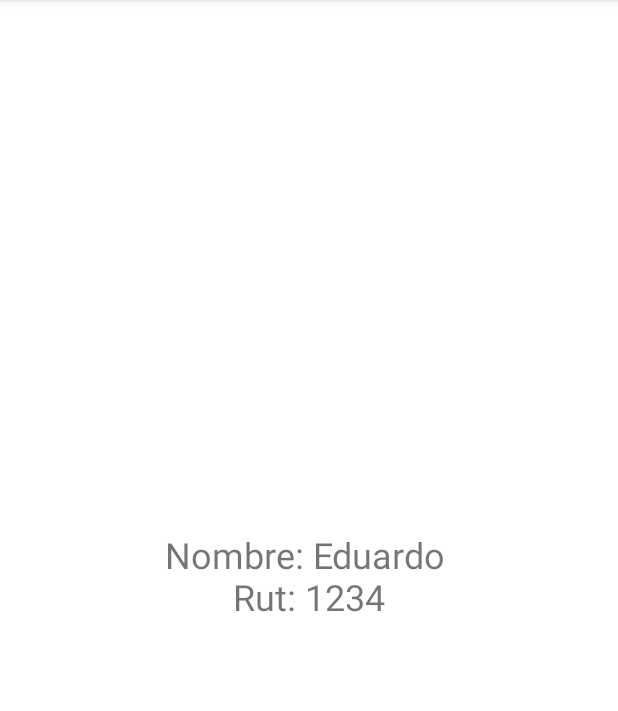
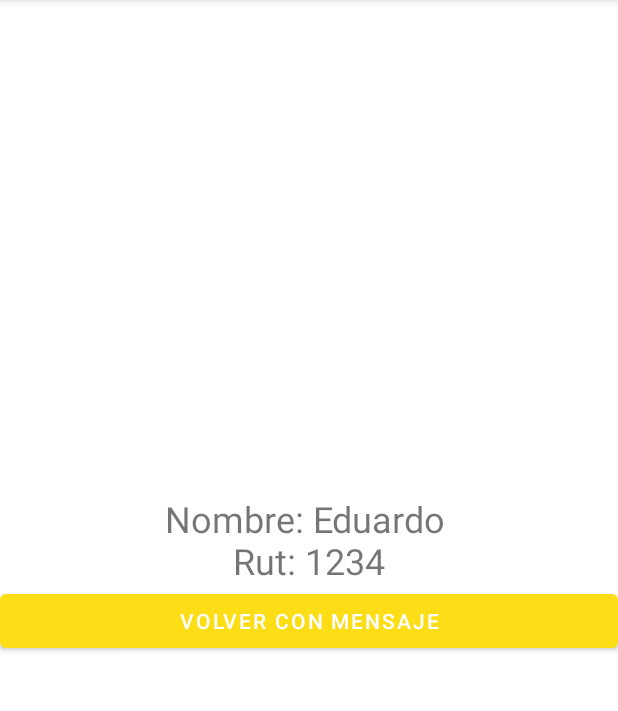
Before and after one commit to noidfrx/ZonaDePruebas, an Android app: the PrimerFragment screen opened directly, with no data from a screen before it, after a tap on "IR A FRAGMENT 2", on a phone screen of 412 x 824 dp, the part 84-795 px from its top. Run offline under Robolectric (Android 15) with nearby library versions, the phone set to English and light mode, and no system bars.

```diff
--- a/app/build.gradle
+++ b/app/build.gradle
@@ -37,6 +37,8 @@ dependencies {
     implementation 'com.google.android.material:material:1.6.1'
     implementation 'androidx.constraintlayout:constraintlayout:2.1.4'
     implementation 'androidx.legacy:legacy-support-v4:1.0.0'
+    implementation 'androidx.fragment:fragment-ktx:1.5.0'
+
     testImplementation 'junit:junit:4.13.2'
     androidTestImplementation 'androidx.test.ext:junit:1.1.3'
     androidTestImplementation 'androidx.test.espresso:espresso-core:3.4.0'
--- a/app/src/main/java/com/example/zonadepruebas/cursoGaston/dataFragments/PrimerFragment.kt
+++ b/app/src/main/java/com/example/zonadepruebas/cursoGaston/dataFragments/PrimerFragment.kt
@@ -6,14 +6,21 @@ import android.view.LayoutInflater
 import android.view.View
 import android.view.ViewGroup
 import android.widget.Button
+import android.widget.TextView
 import androidx.fragment.app.commit
+import androidx.fragment.app.setFragmentResult
+import androidx.fragment.app.setFragmentResultListener
 import com.example.zonadepruebas.R
 
 class PrimerFragment : Fragment(R.layout.fragment_primer) {
 
+    private lateinit var tv :TextView
     override fun onViewCreated(view: View, savedInstanceState: Bundle?) {
         super.onViewCreated(view, savedInstanceState)
         val button = view.findViewById<Button>(R.id.btnirasegundo)
+
+        tv = view.findViewById(R.id.tvUno)
+
         button.setOnClickListener {
             requireActivity().supportFragmentManager.commit {
                 replace(R.id.fcv_container, SegundoFragment.newInstance("Eduardo", "1234"))
@@ -21,6 +28,11 @@ class PrimerFragment : Fragment(R.layout.fragment_primer) {
             }
         }
 
+        setFragmentResultListener("keyResult"){
+            key, bundle ->
+            tv.text = bundle.getString("segundon")
+        }
+
 
     }
 }
--- a/app/src/main/java/com/example/zonadepruebas/cursoGaston/dataFragments/SegundoFragment.kt
+++ b/app/src/main/java/com/example/zonadepruebas/cursoGaston/dataFragments/SegundoFragment.kt
@@ -5,8 +5,10 @@ import androidx.fragment.app.Fragment
 import android.view.LayoutInflater
 import android.view.View
 import android.view.ViewGroup
+import android.widget.Button
 import android.widget.TextView
 import androidx.core.os.bundleOf
+import androidx.fragment.app.setFragmentResult
 import com.example.zonadepruebas.R
 
 class SegundoFragment : Fragment(R.layout.fragment_segundo) {
@@ -23,7 +25,13 @@ class SegundoFragment : Fragment(R.layout.fragment_segundo) {
     override fun onViewCreated(view: View, savedInstanceState: Bundle?) {
         super.onViewCreated(view, savedInstanceState)
         val tvFUno = view.findViewById<TextView>(R.id.tvDeFragmentUno)
+        val btn = view.findViewById<Button>(R.id.btnVolverMsg)
         tvFUno.text = "Nombre: $nombre \nRut: $rut"
+
+        btn.setOnClickListener {
+            setFragmentResult("keyResult", bundleOf("segundon" to "Hola amigos soy segundo fragment"))
+            requireActivity().supportFragmentManager.popBackStack()
+        }
 
     }
 
--- a/app/src/main/res/layout/fragment_primer.xml
+++ b/app/src/main/res/layout/fragment_primer.xml
@@ -9,6 +9,7 @@
 
     <!-- TODO: Update blank fragment layout -->
     <TextView
+        android:id="@+id/tvUno"
         android:layout_width="match_parent"
         android:layout_height="wrap_content"
         android:gravity="center"
--- a/app/src/main/res/layout/fragment_segundo.xml
+++ b/app/src/main/res/layout/fragment_segundo.xml
@@ -16,4 +16,10 @@
         android:text="No debo aparecer"
         android:textSize="24sp" />
 
+    <Button
+        android:id="@+id/btnVolverMsg"
+        android:layout_width="match_parent"
+        android:layout_height="wrap_content"
+        android:text="Volver con mensaje" />
+
 </LinearLayout>
```
